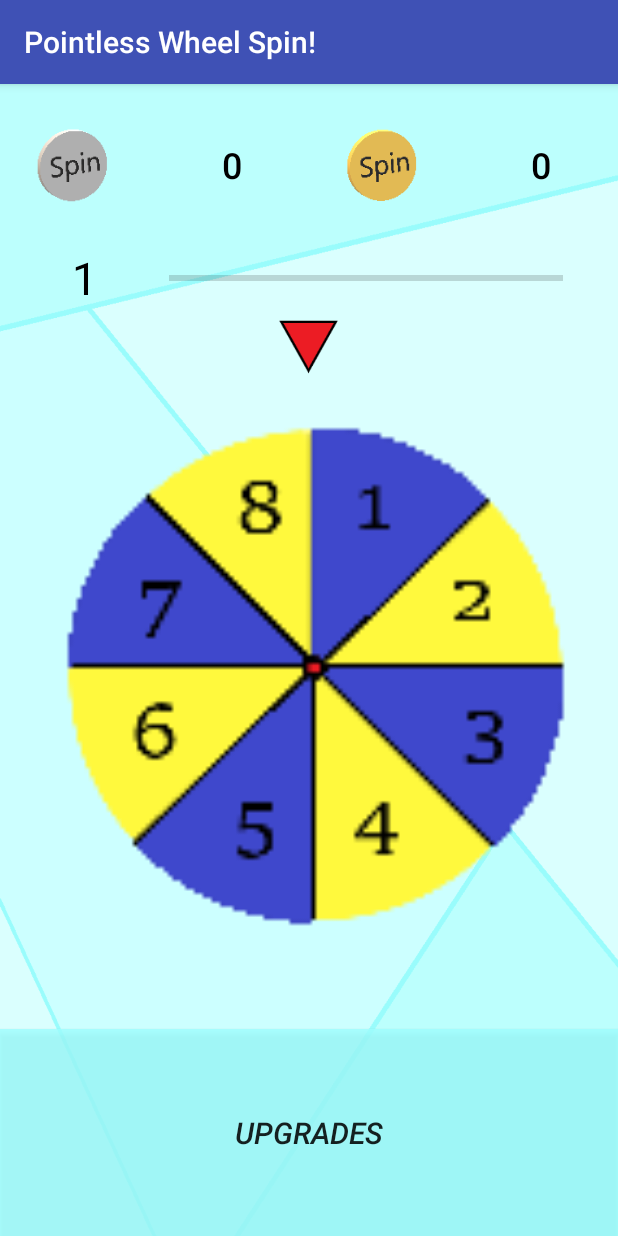
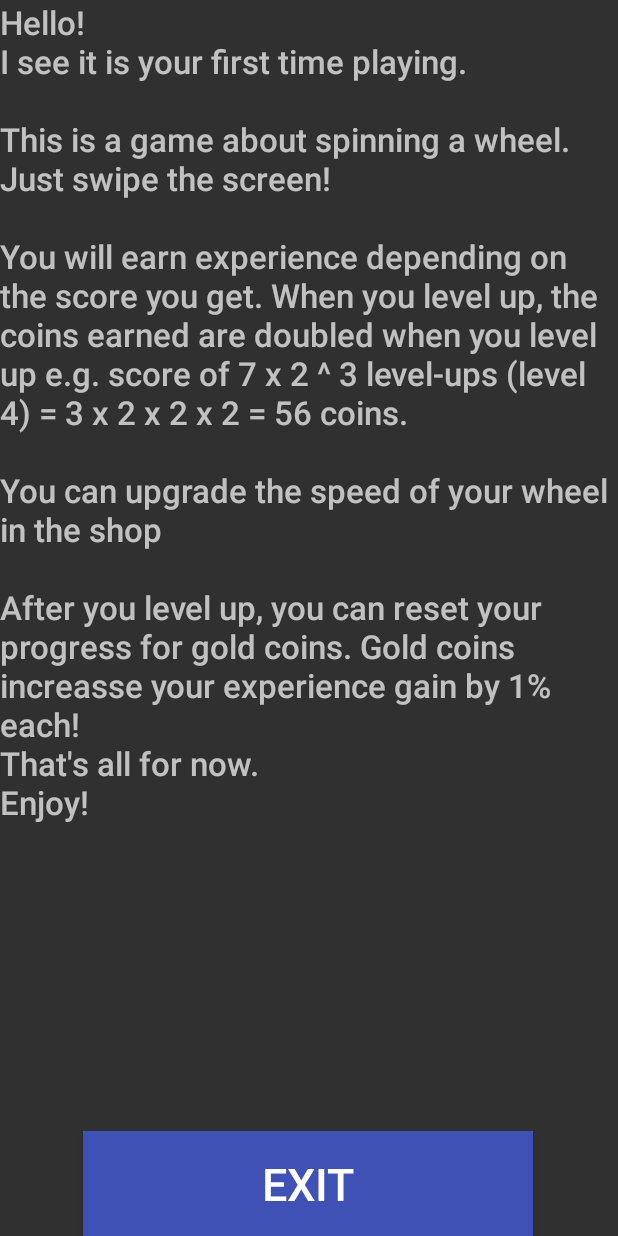
Before and after one commit to Dev-Luke-A/Animation, an Android app: the screen it shows after launch (MainActivity before the commit, firstTime after it), on a phone screen of 412 x 824 dp. Run offline under Robolectric (Android 15) with nearby library versions, the phone set to English and light mode, and no system bars.

Commit message:
various bug fixes

```diff
--- a/app/src/main/java/com/pointless/spinthewheel/MainActivity.java
+++ b/app/src/main/java/com/pointless/spinthewheel/MainActivity.java
@@ -48,11 +48,15 @@ public class MainActivity extends AppCompatActivity {
     int rotation;
     public static float GoldCoins;
     int number;
+    public static float v6;
+    public static float sc;
     public int wheel;
     public static int spins;
+    public static int pcoins;
     public static int speed = 10000;
     int numbers;
     SharedPreferences mPrefs;
+    int first;
 
     @Override
     protected void onCreate(Bundle savedInstanceState) {
@@ -60,8 +64,35 @@ public class MainActivity extends AppCompatActivity {
         setContentView(R.layout.activity_main);
         setRequestedOrientation(ActivityInfo.SCREEN_ORIENTATION_PORTRAIT);
         mPrefs = getSharedPreferences("data", Context.MODE_PRIVATE);
-        spins = (mPrefs.getInt("spins", 0));
-        wheel = (mPrefs.getInt("wheel", 0));
+        spins = (mPrefs.getInt("spins", 100));
+        v6 = (mPrefs.getFloat("v6", 1));
+        sc = (mPrefs.getFloat("sc", 1));
+       // pcoins= (mPrefs.getInt("pcoins", 1));
+        pcoins = 10;
+        ImageView engine = findViewById(R.id.imageView5);
+        ImageView engine2 = findViewById(R.id.imageView8);
+        ImageView engine3 = findViewById(R.id.imageView9);
+
+        if(v6 == (float) 1.2) {
+            engine.setImageDrawable(ContextCompat.getDrawable(this, R.drawable.v_6_engine));
+
+        }
+        if(sc == (float) 1.2) {
+            engine2.setImageDrawable(ContextCompat.getDrawable(this, R.drawable.scrooge1));
+
+        }
+
+        first = (mPrefs.getInt("first", 0));
+
+        if (first == 0){
+            first = 1;
+            SharedPreferences.Editor mEditor = mPrefs.edit();
+            mEditor.putInt("first", first).apply();
+            Intent intent = new Intent(getApplicationContext(), firstTime.class);
+            startActivity(intent);
+        }
+
+        wheel = (mPrefs.getInt("wheel",     1));
         if(wheel== 1){
             ImageView iv = findViewById(R.id.imageView);
 
@@ -84,13 +115,13 @@ public class MainActivity extends AppCompatActivity {
             iv.setImageDrawable(ContextCompat.getDrawable(this, R.drawable.wheelsix));
         }
         NumScore = (mPrefs.getFloat("silvercoins", 0));
-        GoldCoins = (mPrefs.getFloat("goldcoins", 0));
+        GoldCoins = (mPrefs.getFloat("goldcoins", 160));
 
         silvernumbers = (mPrefs.getInt("silvernumbers", 0));
         silverspeed = (mPrefs.getInt("silverspeed", 0));
         speed = (int) (10000 - ((silverspeed * 0.05) * 1000));
         costsilvernumbers = (int) Math.pow(8, silvernumbers);
-        coinvalue = Math.pow(2,level-1);
+
         TextView textview5 = findViewById(R.id.textView3);
         String realnum = Realnum(NumScore);
         textview5.setText(realnum);
@@ -101,9 +132,12 @@ public class MainActivity extends AppCompatActivity {
 
         final ImageView imageview = (ImageView) findViewById(R.id.imageView);
         level = mPrefs.getInt("level", 1);
+        double pow = level -1;
+        coinvalue = Math.pow(2,pow);
+
         progress = (mPrefs.getInt("progress", 0));
         ProgressBar progressBar = findViewById(R.id.progressBar);
-        progressBar.setMax((int)(50 * Math.pow(level,2)));
+        progressBar.setMax((int)(50 * Math.pow(level,1.5)));
         progressBar.setProgress(progress);
         TextView textView = findViewById(R.id.textView);
         textView.setText(String.valueOf(level));
@@ -115,6 +149,7 @@ public class MainActivity extends AppCompatActivity {
 
     @Override
     public boolean onTouchEvent(MotionEvent event) {
+
         ImageView imageview = (ImageView) findViewById(R.id.imageView);
         float pivotY = imageview.getHeight() / 2 + 3;
         float pivotX = imageview.getWidth() / 2 + 3;
@@ -125,7 +160,7 @@ public class MainActivity extends AppCompatActivity {
         Animation clockwiserotate = new RotateAnimation(lastangle == -1 ? 360 : lastangle, lastangle + clockwiseangle, pivotX, pivotY);
         Animation anticlockwiserotate = new RotateAnimation(lastangle == -1 ? 0 : lastangle, lastangle - anticlockwiseangle, pivotX, pivotY);
         final TextView textView = findViewById(R.id.textView);
-        clockwiserotate.setDuration(speed);
+        clockwiserotate.setDuration((long)(speed/v6));
         clockwiserotate.setFillAfter(true);
         anticlockwiserotate.setDuration(speed);
         anticlockwiserotate.setFillAfter(true);
@@ -201,7 +236,7 @@ public class MainActivity extends AppCompatActivity {
                 textView2.setText(realnum);
                 SharedPreferences.Editor mEditor = mPrefs.edit();
                 ProgressBar progressBar = findViewById(R.id.progressBar);
-                float lv = (number * (GoldCoins+1));
+                float lv = (number * (1+(GoldCoins)/100));
                 while (progressBar.getProgress() + lv >= progressBar.getMax()) {
                     int prog =  progressBar.getProgress();
                     lv = lv -  (progressBar.getMax()-prog);
@@ -209,10 +244,11 @@ public class MainActivity extends AppCompatActivity {
                     progressBar.setProgress(0);
                     TextView textView = findViewById(R.id.textView);
                        textView.setText(String.valueOf(level));
+                       double pow = level -1;
+                    coinvalue = Math.pow(2,pow);
+                    progressBar.setMax((int)(50 * Math.pow(level,1.5)));
 
-                    coinvalue = Math.pow(2,level-1);
-                    progressBar.setMax((int)(50 * Math.pow(level,2)));
-                    NumScore = NumScore + (float) (Math.pow(level, 2));
+                   // NumScore = NumScore + (float) (Math.pow(level, 2));
                     realnum = Realnum(NumScore);
                     textView2.setText(realnum);
 
@@ -222,6 +258,7 @@ public class MainActivity extends AppCompatActivity {
 //                textView.setText(progressBar.getProgress() + "/" + progressBar.getMax());
 
                 mEditor.putInt("spins", spins).apply();
+                mEditor.putInt("wheel", wheel).apply();
                 mEditor.putFloat("coinvalue", (float)coinvalue);
                 mEditor.putFloat("silvercoins", NumScore).apply();
                 mEditor.putInt("level", level).apply();
@@ -252,7 +289,7 @@ public class MainActivity extends AppCompatActivity {
 
                 SharedPreferences.Editor mEditor = mPrefs.edit();
                 ProgressBar progressBar = findViewById(R.id.progressBar);
-                float lv = (number * (GoldCoins+1));
+                float lv = (number * (1+(GoldCoins)/100));
                 while (progressBar.getProgress() + lv >= progressBar.getMax()) {
                     int prog =  progressBar.getProgress();
                     lv = lv -  (progressBar.getMax()-prog);
@@ -260,9 +297,10 @@ public class MainActivity extends AppCompatActivity {
                     progressBar.setProgress(0);
                     TextView textView = findViewById(R.id.textView);
                        textView.setText(String.valueOf(level));
-                    coinvalue = Math.pow(2,level-1);
-                    progressBar.setMax((int)(50 * Math.pow(level,2)));
-                    NumScore = NumScore + (float) (Math.pow(level, 2));
+                    double pow = level -1;
+                    coinvalue = Math.pow(2,pow);
+                    progressBar.setMax((int)(50 * Math.pow(level,1.5)));
+                //    NumScore = NumScore + (float) (Math.pow(level, 2));
                     realnum = Realnum(NumScore);
                     textView2.setText(realnum);
 
@@ -272,6 +310,7 @@ public class MainActivity extends AppCompatActivity {
 //                textView.setText(progressBar.getProgress() + "/" + progressBar.getMax());
 
                 mEditor.putInt("spins", spins).apply();
+                mEditor.putInt("wheel", wheel).apply();
                 mEditor.putFloat("coinvalue", (float)coinvalue);
                 mEditor.putFloat("silvercoins", NumScore).apply();
                 mEditor.putInt("level", level).apply();
@@ -299,28 +338,39 @@ public class MainActivity extends AppCompatActivity {
             finish();
         } else Toast.makeText(this, "Wait until wheel is finished", Toast.LENGTH_SHORT).show();
     }
+    public void crates(View view) {
+        if (!(anim == 1) || isAuto) {
+            if (!isAuto){misAuto = false;
+            }else misAuto = true;
+            Intent intent = new Intent(this, CrateActivity.class);
+            intent.putExtra(String.valueOf(speed), speed);
+            intent.putExtra(String.valueOf(numbers), numbers);
+            startActivity(intent);
+            finish();
+        } else Toast.makeText(this, "Wait until wheel is finished", Toast.LENGTH_SHORT).show();
+    }
 
     public static String Realnum(float f1) {
         String knum;
         if (f1 < 999) {
-            knum = String.valueOf((int)f1);
+            knum = String.valueOf(f1);
         } else {
             if (f1 < 1000000 && f1 > 999) {
-                knum =  String.valueOf((int) (f1 / 1000)) + "K";
+                knum =  String.valueOf((int) (f1 / 1000)) + "."  +  String.valueOf( Math.floor(f1 % 10000)) +  "K";
             } else if (f1 < 1000000000 && f1 > 999999) {
-                knum =  String.valueOf((int)(f1/1000000)) + "M";
+                knum =  String.valueOf((int)(f1/1000000)) + "."  +  String.valueOf( Math.floor(f1 %10000000)) +  "M";
             } else if (f1 < 1000000000000L && f1 > 999999999) {
-                knum =  String.valueOf(((int)(f1/1000000000))) + "B";
+                knum =  String.valueOf(((int)(f1/1000000000))) +   "."  +   String.valueOf( Math.floor(f1 % 10000000000L)) +  "B";
             } else if (f1 < 1000000000000000L && f1 > 999999999999L) {
-                knum = String.valueOf(((int) (f1 / 1000000000000L))) + "T";
+                knum = String.valueOf(((int) (f1 / 1000000000000L))) +   "."  +   String.valueOf( Math.floor(f1 %10000000000000L)) + "T";
             } else if (f1 < 10000000000000000L && f1 > 999999999999999L) {
-                knum = String.valueOf(((int) (f1 / 1000000000000000L))) + "Qua";
+                knum = String.valueOf(((int) (f1 / 1000000000000000L))) +   "."  +   String.valueOf( Math.floor(f1 % 10000000000000000L)) + "Qua";
 
             }else knum = "error";
 
         }
         if(knum.endsWith(".0")){
-          knum = knum.substring(knum.length()-2, knum.length());
+          knum = knum.substring(0, knum.length()-2);
         }
         return knum;
     }
--- /dev/null
+++ b/app/src/main/java/com/pointless/spinthewheel/firstTime.java
@@ -0,0 +1,25 @@
+package com.pointless.spinthewheel;
+
+import android.content.Intent;
+import android.support.v7.app.AppCompatActivity;
+import android.os.Bundle;
+import android.view.View;
+import android.widget.TextView;
+
+public class firstTime extends AppCompatActivity {
+
+    @Override
+    protected void onCreate(Bundle savedInstanceState) {
+        super.onCreate(savedInstanceState);
+        setContentView(R.layout.activity_first_time);
+        TextView tv = findViewById(R.id.textViewX);
+        tv.setText("Hello!  \nI see it is your first time playing. \n\nThis is a game about spinning a wheel. " +
+                "Just swipe the screen! \n\nYou will earn experience depending on the score you get. " +
+                "When you level up, the coins earned are doubled when you level up e.g. score of 7 x 2 ^ 3 level-ups (level 4) = 3 x 2 x 2 x 2 = 56 coins. \n\n" +
+                "You can upgrade the speed of your wheel in the shop \n\nAfter you level up, you can reset your progress for " +
+                "gold coins. Gold coins increasse your experience gain by 1% each! \nThat's all for now. \nEnjoy!");
+    }
+    public void back2 (View view){
+        finish();
+    }
+}
--- /dev/null
+++ b/app/src/main/res/layout/activity_first_time.xml
@@ -0,0 +1,37 @@
+<?xml version="1.0" encoding="utf-8"?>
+<android.support.constraint.ConstraintLayout xmlns:android="http://schemas.android.com/apk/res/android"
+    xmlns:app="http://schemas.android.com/apk/res-auto"
+    xmlns:tools="http://schemas.android.com/tools"
+    android:layout_width="match_parent"
+    android:layout_height="match_parent"
+    tools:context=".firstTime">
+
+    <TextView
+        android:id="@+id/textViewX"
+        android:layout_width="0dp"
+        android:layout_height="0dp"
+        android:text="TextView"
+        android:textSize="22sp"
+        android:typeface="sans"
+        app:fontFamily="sans-serif-medium"
+        app:layout_constraintBottom_toBottomOf="parent"
+        app:layout_constraintEnd_toEndOf="parent"
+        app:layout_constraintStart_toStartOf="parent"
+        app:layout_constraintTop_toTopOf="parent" />
+
+    <Button
+        android:id="@+id/button5"
+        android:layout_width="300dp"
+        android:layout_height="70dp"
+        android:layout_marginStart="8dp"
+        android:layout_marginLeft="8dp"
+        android:textSize="30sp"
+        android:onClick="back2"
+        android:background="@color/colorPrimary"
+        android:text="Exit"
+        app:layout_constraintBottom_toBottomOf="@+id/textViewX"
+        app:layout_constraintEnd_toEndOf="@+id/textViewX"
+        app:layout_constraintHorizontal_bias="0.456"
+        app:layout_constraintStart_toStartOf="@+id/textViewX" />
+
+</android.support.constraint.ConstraintLayout>
--- a/app/src/main/res/values/colors.xml
+++ b/app/src/main/res/values/colors.xml
@@ -2,5 +2,5 @@
 <resources>
     <color name="colorPrimary">#3F51B5</color>
     <color name="colorPrimaryDark">#303f9f</color>
-    <color name="colorAccent">#0032FF</color>
+    <color name="colorAccent">#00F7FF</color>
 </resources>
--- a/app/src/main/res/values/styles.xml
+++ b/app/src/main/res/values/styles.xml
@@ -1,7 +1,7 @@
 <resources>
 
     <!-- Base application theme. -->
-    <style name="AppTheme" parent="Theme.AppCompat.Light.DarkActionBar">
+    <style name="AppTheme" parent="Theme.AppCompat.NoActionBar">
         <!-- Customize your theme here. -->
         <item name="colorPrimary">@color/colorPrimary</item>
         <item name="colorPrimaryDark">@color/colorPrimaryDark</item>
```
Also changed, not shown: app/src/main/AndroidManifest.xml (+4 -4 lines), app/src/main/java/com/pointless/spinthewheel/Activity2.java (+14 -11 lines), app/src/main/java/com/pointless/spinthewheel/CrateActivity.java (added, +70 -0 lines), app/src/main/res/layout/activity_2.xml (+17 -17 lines), app/src/main/res/layout/activity_crate.xml (added, +77 -0 lines), app/src/main/res/layout/activity_main.xml (+43 -6 lines), app/src/main/res/drawable/overclock.png (added), app/src/main/res/drawable/purple_coin.png (added), app/src/main/res/drawable/scrooge1.png (added), app/src/main/res/drawable/v_6_engine.png (added).
